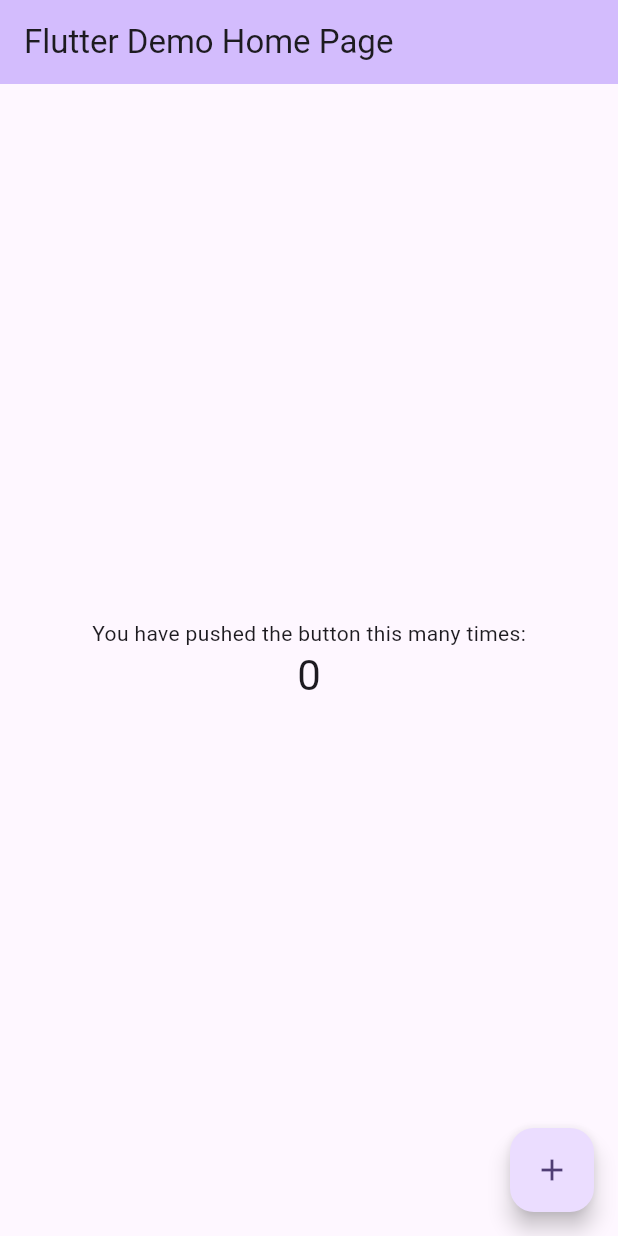
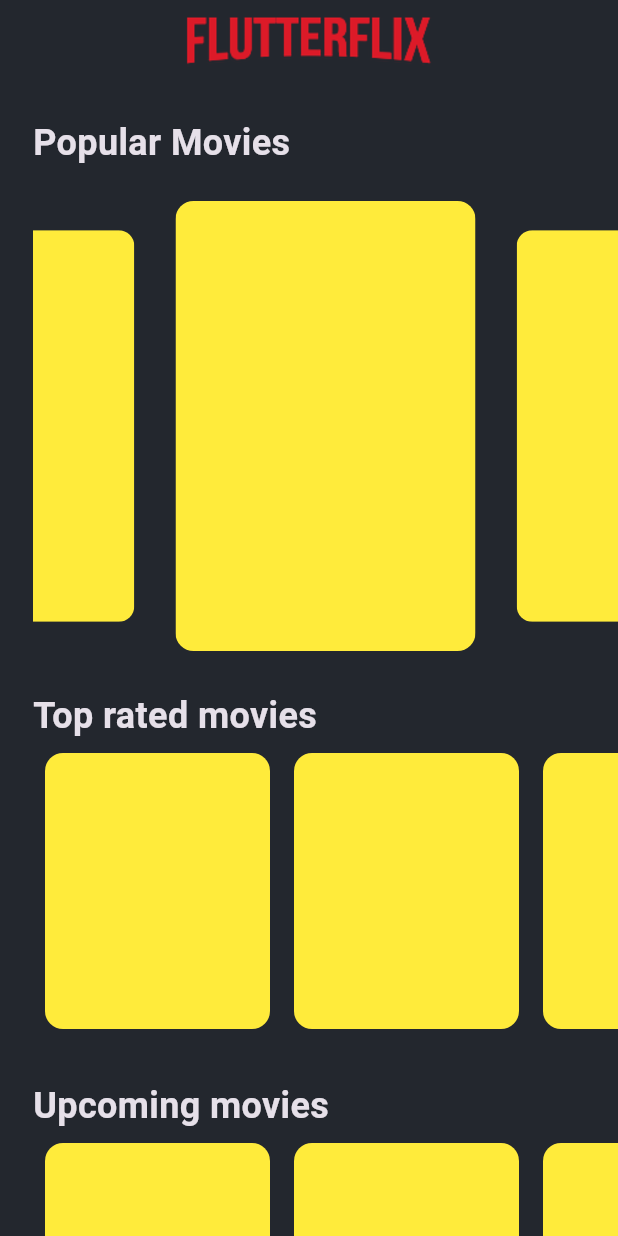
Before and after one commit to leonardojpereira/flutterflix_app, a Flutter app: the screen it shows after launch, on a phone screen of 412 x 824 dp. Run offline on Flutter 3.47's test engine with Material 3 defaults, Android fonts, the phone set to English and light mode, and no system bars; drawn by our look-alikes of carousel_slider; our stand-ins replace google_nav_bar.

Commit message:
feat: criando layout da home screen

```diff
--- /dev/null
+++ b/desafio_02_movies/lib/colors.dart
@@ -0,0 +1,6 @@
+import 'package:flutter/material.dart';
+
+class Colours {
+  static const scaffoldBgColor = Color(0xFF23272E);
+  static const ratingColor = Color(0xFFFFC107);
+}
--- /dev/null
+++ b/desafio_02_movies/lib/components/movie_slider.dart
@@ -0,0 +1,33 @@
+import 'package:flutter/material.dart';
+
+class MovieSlider extends StatelessWidget {
+  const MovieSlider({
+    super.key,
+  });
+
+  @override
+  Widget build(BuildContext context) {
+    return SizedBox(
+      height: 200,
+      width: double.infinity,
+      child: ListView.builder(
+        scrollDirection: Axis.horizontal,
+        physics: const BouncingScrollPhysics(),
+        itemCount: 10,
+        itemBuilder: (context, index) {
+          return Padding(
+            padding: const EdgeInsets.all(8.0),
+            child: ClipRRect(
+              borderRadius: BorderRadius.circular(12),
+              child: Container(
+                width: 150,
+                height: 200,
+                color: Colors.yellow,
+              ),
+            ),
+          );
+        },
+      ),
+    );
+  }
+}
--- /dev/null
+++ b/desafio_02_movies/lib/components/popular_movie_slider.dart
@@ -0,0 +1,37 @@
+import 'package:carousel_slider/carousel_slider.dart';
+import 'package:flutter/material.dart';
+
+class PopularMovieSlider extends StatelessWidget {
+  const PopularMovieSlider({
+    super.key,
+  });
+
+  @override
+  Widget build(BuildContext context) {
+    return SizedBox(
+      width: double.infinity,
+      child: CarouselSlider.builder(
+        itemCount: 10,
+        options: CarouselOptions(
+          height: 300,
+          autoPlay: true,
+          viewportFraction: 0.55,
+          enlargeCenterPage: true,
+          pageSnapping: true,
+          autoPlayCurve: Curves.fastOutSlowIn,
+          autoPlayAnimationDuration: const Duration(seconds: 1),
+        ),
+        itemBuilder: (context, itemIndex, pageViewIndex) {
+          return ClipRRect(
+            borderRadius: BorderRadius.circular(12),
+            child: Container(
+              width: 200,
+              height: 200,
+              color: Colors.yellow,
+            ),
+          );
+        },
+      ),
+    );
+  }
+}
--- a/desafio_02_movies/lib/main.dart
+++ b/desafio_02_movies/lib/main.dart
@@ -1,4 +1,7 @@
+import 'package:desafio_02_movies/colors.dart';
+import 'package:desafio_02_movies/screens/home_screen.dart';
 import 'package:flutter/material.dart';
+
 
 void main() {
   runApp(const MyApp());
@@ -11,115 +14,12 @@ class MyApp extends StatelessWidget {
   @override
   Widget build(BuildContext context) {
     return MaterialApp(
+      debugShowCheckedModeBanner: false,
       title: 'Flutter Demo',
-      theme: ThemeData(
-        // This is the theme of your application.
-        //
-        // TRY THIS: Try running your application with "flutter run". You'll see
-        // the application has a purple toolbar. Then, without quitting the app,
-        // try changing the seedColor in the colorScheme below to Colors.green
-        // and then invoke "hot reload" (save your changes or press the "hot
-        // reload" button in a Flutter-supported IDE, or press "r" if you used
-        // the command line to start the app).
-        //
-        // Notice that the counter didn't reset back to zero; the application
-        // state is not lost during the reload. To reset the state, use hot
-        // restart instead.
-        //
-        // This works for code too, not just values: Most code changes can be
-        // tested with just a hot reload.
-        colorScheme: ColorScheme.fromSeed(seedColor: Colors.deepPurple),
-        useMaterial3: true,
+       theme: ThemeData.dark().copyWith(
+        scaffoldBackgroundColor: Colours.scaffoldBgColor,
       ),
-      home: const MyHomePage(title: 'Flutter Demo Home Page'),
+      home: const HomeScreen(),
     );
   }
 }
-
-class MyHomePage extends StatefulWidget {
-  const MyHomePage({super.key, required this.title});
-
-  // This widget is the home page of your application. It is stateful, meaning
-  // that it has a State object (defined below) that contains fields that affect
-  // how it looks.
-
-  // This class is the configuration for the state. It holds the values (in this
-  // case the title) provided by the parent (in this case the App widget) and
-  // used by the build method of the State. Fields in a Widget subclass are
-  // always marked "final".
-
-  final String title;
-
-  @override
-  State<MyHomePage> createState() => _MyHomePageState();
-}
-
-class _MyHomePageState extends State<MyHomePage> {
-  int _counter = 0;
-
-  void _incrementCounter() {
-    setState(() {
-      // This call to setState tells the Flutter framework that something has
-      // changed in this State, which causes it to rerun the build method below
-      // so that the display can reflect the updated values. If we changed
-      // _counter without calling setState(), then the build method would not be
-      // called again, and so nothing would appear to happen.
-      _counter++;
-    });
-  }
-
-  @override
-  Widget build(BuildContext context) {
-    // This method is rerun every time setState is called, for instance as done
-    // by the _incrementCounter method above.
-    //
-    // The Flutter framework has been optimized to make rerunning build methods
-    // fast, so that you can just rebuild anything that needs updating rather
-    // than having to individually change instances of widgets.
-    return Scaffold(
-      appBar: AppBar(
-        // TRY THIS: Try changing the color here to a specific color (to
-        // Colors.amber, perhaps?) and trigger a hot reload to see the AppBar
-        // change color while the other colors stay the same.
-        backgroundColor: Theme.of(context).colorScheme.inversePrimary,
-        // Here we take the value from the MyHomePage object that was created by
-        // the App.build method, and use it to set our appbar title.
-        title: Text(widget.title),
-      ),
-      body: Center(
-        // Center is a layout widget. It takes a single child and positions it
-        // in the middle of the parent.
-        child: Column(
-          // Column is also a layout widget. It takes a list of children and
-          // arranges them vertically. By default, it sizes itself to fit its
-          // children horizontally, and tries to be as tall as its parent.
-          //
-          // Column has various properties to control how it sizes itself and
-          // how it positions its children. Here we use mainAxisAlignment to
-          // center the children vertically; the main axis here is the vertical
-          // axis because Columns are vertical (the cross axis would be
-          // horizontal).
-          //
-          // TRY THIS: Invoke "debug painting" (choose the "Toggle Debug Paint"
-          // action in the IDE, or press "p" in the console), to see the
-          // wireframe for each widget.
-          mainAxisAlignment: MainAxisAlignment.center,
-          children: <Widget>[
-            const Text(
-              'You have pushed the button this many times:',
-            ),
-            Text(
-              '$_counter',
-              style: Theme.of(context).textTheme.headlineMedium,
-            ),
-          ],
-        ),
-      ),
-      floatingActionButton: FloatingActionButton(
-        onPressed: _incrementCounter,
-        tooltip: 'Increment',
-        child: const Icon(Icons.add),
-      ), // This trailing comma makes auto-formatting nicer for build methods.
-    );
-  }
-}
--- /dev/null
+++ b/desafio_02_movies/lib/screens/home_screen.dart
@@ -0,0 +1,54 @@
+import 'package:desafio_02_movies/components/movie_slider.dart';
+import 'package:desafio_02_movies/components/popular_movie_slider.dart';
+import 'package:flutter/material.dart';
+
+class HomeScreen extends StatelessWidget {
+  const HomeScreen({super.key});
+
+  @override
+  Widget build(BuildContext context) {
+    return Scaffold(
+      appBar: AppBar(
+        backgroundColor: Colors.transparent,
+        centerTitle: true,
+        title: Image.asset(
+          'assets/images/logo.png',
+          fit: BoxFit.cover,
+          height: 49,
+          filterQuality: FilterQuality.high,
+        ),
+      ),
+      body: const SingleChildScrollView(
+        physics: BouncingScrollPhysics(),
+        child: Padding(
+          padding: EdgeInsets.only(left: 22, bottom: 22),
+          child: Column(
+            crossAxisAlignment: CrossAxisAlignment.start,
+            children: [
+              Padding(
+                padding: EdgeInsets.only(top: 22, bottom: 22),
+                child: Text(
+                  'Popular Movies',
+                  style: TextStyle(fontWeight: FontWeight.bold, fontSize: 24),
+                ),
+              ),
+              PopularMovieSlider(),
+              SizedBox(
+                height: 26,
+              ),
+              Text('Top rated movies',
+                  style: TextStyle(fontWeight: FontWeight.bold, fontSize: 24)),
+              MovieSlider(),
+              SizedBox(
+                height: 26,
+              ),
+              Text('Upcoming movies',
+                  style: TextStyle(fontWeight: FontWeight.bold, fontSize: 24)),
+              MovieSlider(),
+            ],
+          ),
+        ),
+      ),
+    );
+  }
+}
```
Also changed, not shown: desafio_02_movies/pubspec.yaml (+5 -3 lines), desafio_02_movies/assets/images/logo.png (added), desafio_02_movies/pubspec.lock, 9 other files.
